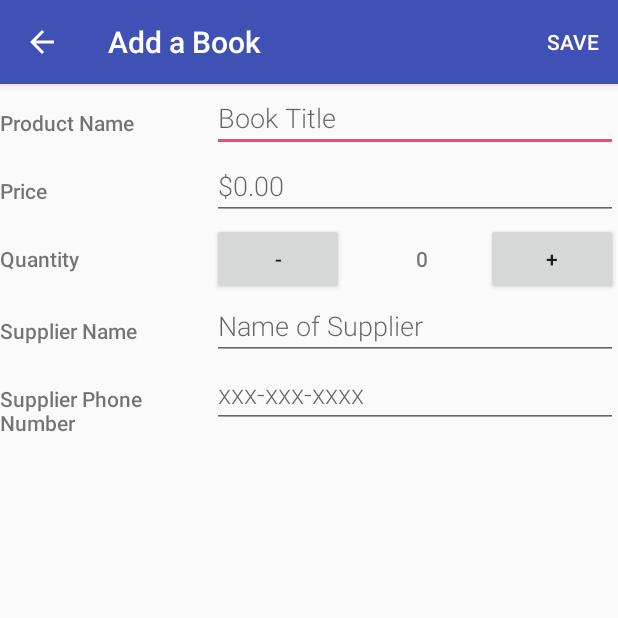
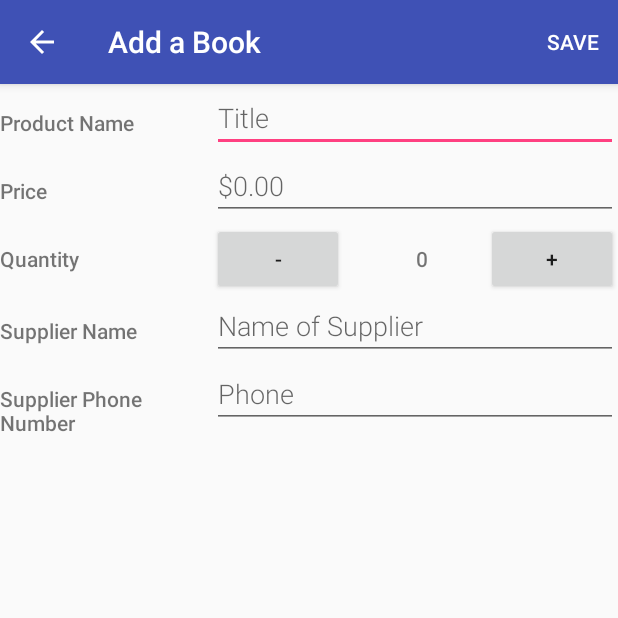
Before and after one commit to lenardmulholland/InventoryApp, an Android app: the EditorActivity screen opened directly, with no data from a screen before it, on a phone screen of 412 x 824 dp, the top half of it. Run offline under Robolectric (Android 15) with nearby library versions, the phone set to English and light mode, and no system bars.

Commit message:
Fixed dummy data to include phone number and changed some strings

```diff
--- a/app/src/main/java/com/example/android/inventoryapp/MainActivity.java
+++ b/app/src/main/java/com/example/android/inventoryapp/MainActivity.java
@@ -69,7 +69,7 @@ public class MainActivity extends AppCompatActivity implements LoaderManager.Loa
         values.put(ProductEntry.COLUMN_PRODUCT_PRICE, 6);
         values.put(ProductEntry.COLUMN_PRODUCT_QUANTITY, 5);
         values.put(ProductEntry.COLUMN_PRODUCT_SUPPLIER_NAME, "Amazon.com");
-        values.put(ProductEntry.COLUMN_PRODUCT_SUPPLIER_PHONE, "");
+        values.put(ProductEntry.COLUMN_PRODUCT_SUPPLIER_PHONE, "8882804331");
 
         Uri newUri = getContentResolver().insert(ProductEntry.CONTENT_URI, values);
     }
--- a/app/src/main/res/values/strings.xml
+++ b/app/src/main/res/values/strings.xml
@@ -2,7 +2,7 @@
     <string name="app_name">InventoryApp</string>
     <string name="insert_dummy_data">Insert Dummy Data</string>
     <string name="product_name_label">Product Name</string>
-    <string name="hint_product_name">Book Title</string>
+    <string name="hint_product_name">Title</string>
     <string name="product_price_label">Price</string>
     <string name="hint_product_price">$0.00</string>
     <string name="product_quantity_label">Quantity</string>
@@ -12,7 +12,7 @@
     <string name="product_supplier_name_label">Supplier Name</string>
     <string name="hint_product_supplier_name">Name of Supplier</string>
     <string name="product_supplier_phone_label">Supplier Phone Number</string>
-    <string name="hint_product_supplier_phone">xxx-xxx-xxxx</string>
+    <string name="hint_product_supplier_phone">Phone</string>
     <string name="order">Order</string>
     <string name="editor_insert_product_successful">Book saved</string>
     <string name="editor_insert_product_failed">Error with saving book</string>
```
